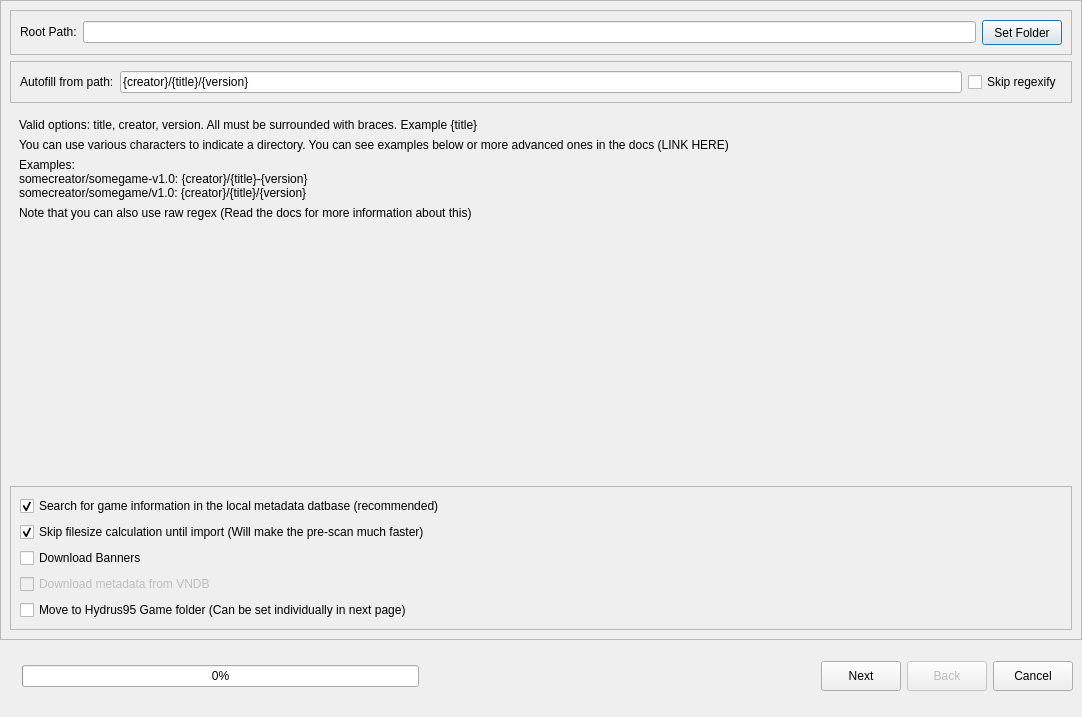
The window that src/ui/dialog/BatchImportDialog.ui (KJNeko/Atlas) describes before a commit, drawn with Qt 5.
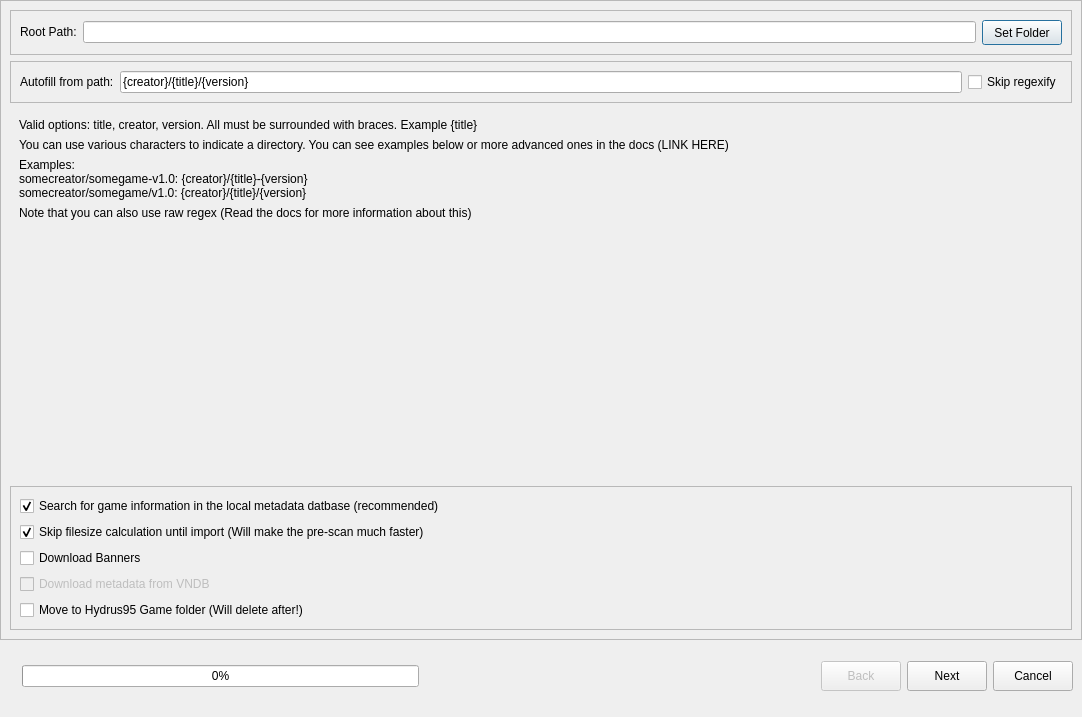
The same window after the commit.

Commit message: Fixes button placement

```diff
--- a/src/ui/dialog/BatchImportDialog.ui
+++ b/src/ui/dialog/BatchImportDialog.ui
@@ -256,7 +256,7 @@
                 <bool>true</bool>
                </property>
                <property name="text">
-                <string>Move to Hydrus95 Game folder (Can be set individually in next page)</string>
+                <string>Move to Hydrus95 Game folder (Will delete after!)</string>
                </property>
               </widget>
              </item>
@@ -391,19 +391,6 @@
         </property>
        </spacer>
       </item>
-      <item>
-       <widget class="QPushButton" name="btnNext">
-        <property name="minimumSize">
-         <size>
-          <width>75</width>
-          <height>30</height>
-         </size>
-        </property>
-        <property name="text">
-         <string>Next</string>
-        </property>
-       </widget>
-      </item>
       <item>
        <widget class="QPushButton" name="btnBack">
         <property name="enabled">
@@ -420,6 +407,19 @@
         </property>
        </widget>
       </item>
+      <item>
+       <widget class="QPushButton" name="btnNext">
+        <property name="minimumSize">
+         <size>
+          <width>75</width>
+          <height>30</height>
+         </size>
+        </property>
+        <property name="text">
+         <string>Next</string>
+        </property>
+       </widget>
+      </item>
       <item>
        <widget class="QPushButton" name="btnCancel">
         <property name="minimumSize">
```
The commit also changes 1 other file.
